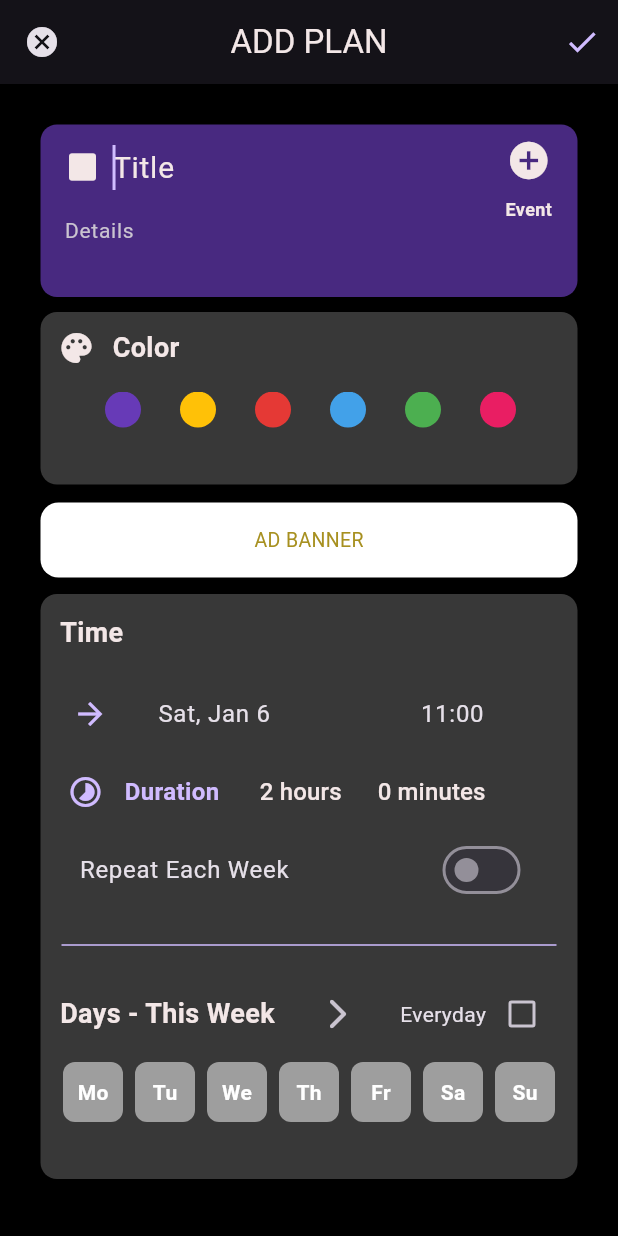
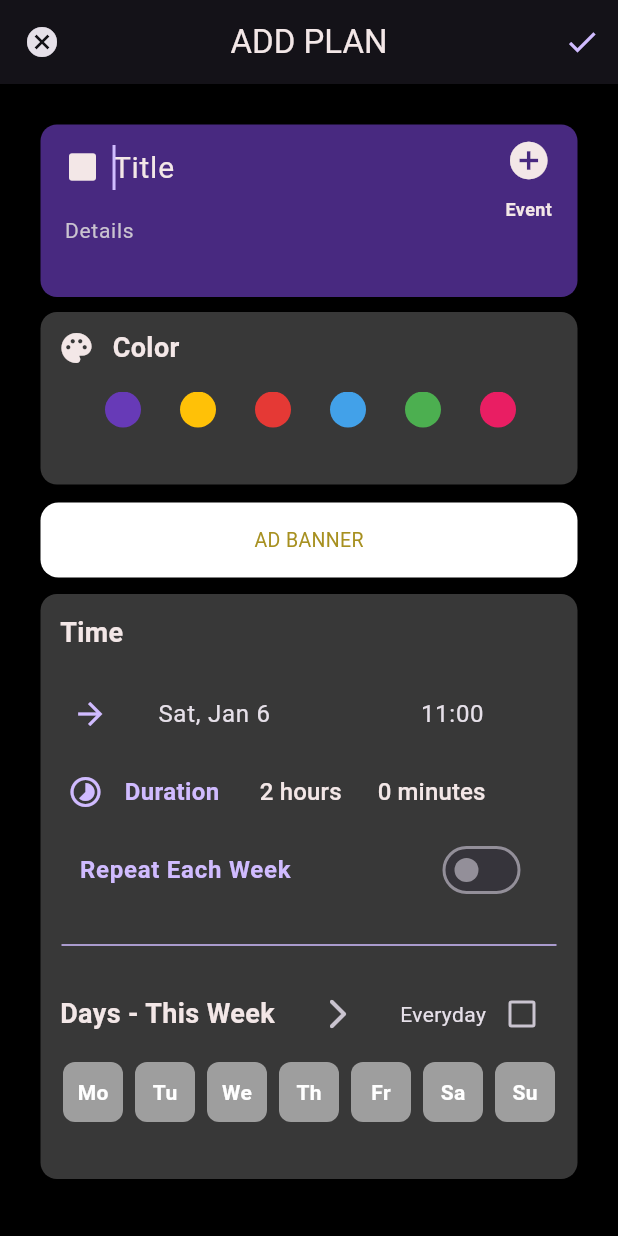
Before and after one commit to batuhanozcan1605/weekplanner, a Flutter app: the screen it shows after launch, after a tap on the "add" icon, on a phone screen of 412 x 824 dp. Run offline on Flutter 3.47's test engine with Material 3 defaults, Android fonts, the phone set to English and light mode, and no system bars; our stand-ins replace shared_preferences, sqflite, syncfusion_flutter_calendar; missing offline and left inert: duration_picker, interval_time_picker; accounts and stored records are empty; Roboto replaces fonts that are missing (Segoe UI).

Commit message:
minor düzeltmeler

```diff
--- a/lib/database/DatabaseHelper2.dart
+++ b/lib/database/DatabaseHelper2.dart
@@ -9,7 +9,7 @@ class DatabaseHelper2 {
     return await openDatabase(
       join(dbPath, 'uniqueId.db'),
       onCreate: (db, version){
-        db.execute("""CREATE TABLE another_table (
+        db.execute("""CREATE TABLE uniqueId (
             id INTEGER PRIMARY KEY,
             uniqueId TEXT
         )"""
--- a/lib/database/UniqueIdDao.dart
+++ b/lib/database/UniqueIdDao.dart
@@ -7,11 +7,12 @@ class UniqueIdDao {
 
   Future<void> insertData(String uniqueId) async {
     final db = await DatabaseHelper2.database();
+    print('debugg $uniqueId');
     await db.insert(
-      'uniqueId.db',
+      'uniqueId',
       {'uniqueId': uniqueId},
-      conflictAlgorithm: ConflictAlgorithm.replace,
     );
+    print('debugg $uniqueId');
   }
 
   Future<void> deleteAppointment(String uniqueId) async {
@@ -24,8 +25,8 @@ class UniqueIdDao {
   }
 
   Future<List<String>> getAllUniqueIds() async {
-    final database = await DatabaseHelper.database();
-    final List<Map<String, dynamic>> maps = await database.query('appointments');
+    final database = await DatabaseHelper2.database();
+    final List<Map<String, dynamic>> maps = await database.query('uniqueId');
     return List.generate(maps.length, (i) {
       return maps[i]['uniqueId'] as String;
     });
--- a/lib/screens/event_editing_page.dart
+++ b/lib/screens/event_editing_page.dart
@@ -284,7 +284,7 @@ class _EventEditingPageState extends State<EventEditingPage> {
                     Padding(
                       padding: const EdgeInsets.symmetric(horizontal: 10.0),
                       child: ListTile(
-                        title: Text('Repeat Each Week'),
+                        title: Text('Repeat Each Week', style: TextStyle(fontWeight: FontWeight.bold, color: Constants.themePurple),),
                         trailing: Switch(
                           value: isRecurrenceEnabled,
                           onChanged: (value) {
--- a/lib/widgets/daily_view.dart
+++ b/lib/widgets/daily_view.dart
@@ -71,7 +71,7 @@ class _DailyViewState extends State<DailyView> {
                   color: event.color,
                   recurrenceRule: event.recurrenceRule,
                   notes: event.notes,
-                  isCompleted: event.isCompleted,
+                  isCompleted: event.recurrenceRule == null ? event.isCompleted : 0,
                 );
 
               Navigator.of(context).push(MaterialPageRoute(builder: (context) => EventViewingPage(appointment: myAppointment)));
--- a/lib/widgets/week_view.dart
+++ b/lib/widgets/week_view.dart
@@ -40,7 +40,7 @@ class WeekView extends StatelessWidget {
             color: event.color,
             recurrenceRule: event.recurrenceRule,
             notes: event.notes,
-              isCompleted: event.isCompleted
+              isCompleted: event.recurrenceRule == null ? event.isCompleted : 0,
           );
 
           Navigator.of(context).push(MaterialPageRoute(builder: (context) => EventViewingPage(appointment: myAppointment)));
```
